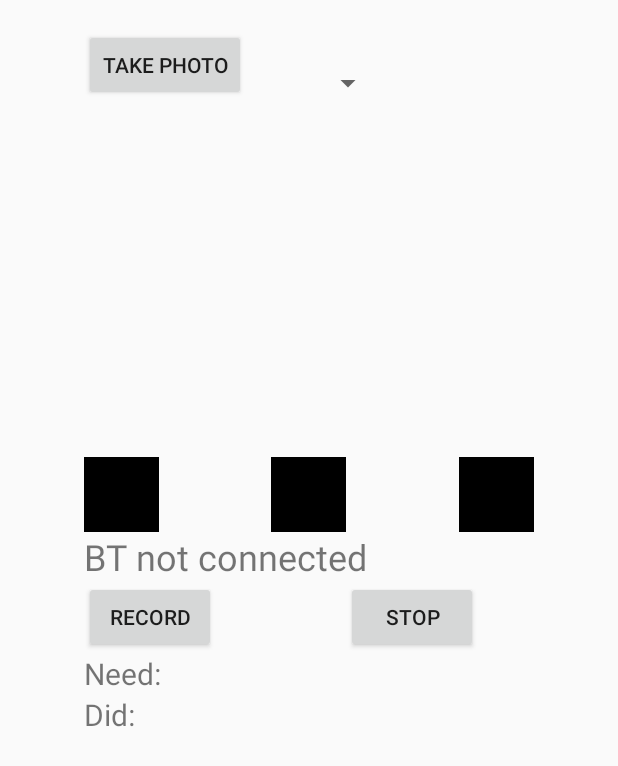
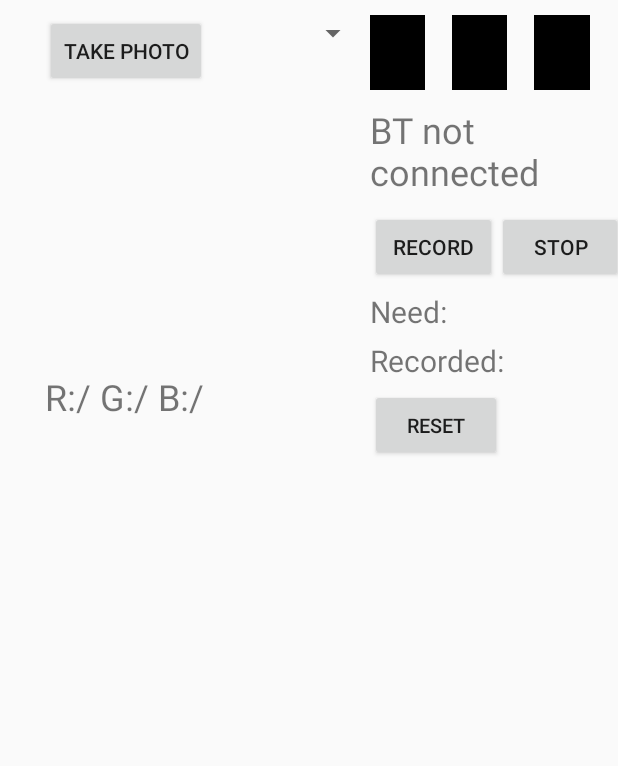
Before and after one commit to TingNgs/ColorPlayer, an Android app: the layout activity_main.xml on its own in the app's theme, with its tools: preview values and no code run, on a phone screen of 412 x 824 dp. Shown: the top 766 px of the screen. Run offline under Robolectric (Android 15) with nearby library versions, the phone set to English and light mode, and no system bars.

Commit message:
UI modify Add reset button

```diff
--- a/CelesteFYP/app/src/main/java/com/example/celestefyp/celestefyp/MainActivity.java
+++ b/CelesteFYP/app/src/main/java/com/example/celestefyp/celestefyp/MainActivity.java
@@ -6,6 +6,7 @@ import android.bluetooth.BluetoothDevice;
 import android.bluetooth.BluetoothSocket;
 import android.content.Context;
 import android.content.Intent;
+import android.content.pm.ActivityInfo;
 import android.content.pm.PackageManager;
 import android.database.Cursor;
 import android.graphics.Bitmap;
@@ -60,10 +61,11 @@ public class MainActivity extends AppCompatActivity {
     int soundValue0=0,soundValue1=0,soundValue2=0;
     boolean soundPlayer = true;
     boolean deviceConnected = false;
-    ImageView iv_image, iv_color, iv_color0, iv_color1, iv_color2;
+    boolean resetting = false;
+    ImageView iv_image, iv_color,iv_color0, iv_color1, iv_color2;
     TextView tv_color ,tv_fre_need,tv_fre_did;
     TextView tv_colorRGB;
-    Button b_photo,record,stop;
+    Button b_photo,record,stop,reset;
     Spinner s_box;
     private final int requestCode = 20;
     SevenColor sc = new SevenColor();
@@ -81,14 +83,13 @@ public class MainActivity extends AppCompatActivity {
     private int bufferSize=0;
     private AudioRecord mAudioRecord;
 
-
     @Override
     protected void onCreate(Bundle savedInstanceState) {
+        this.setRequestedOrientation(ActivityInfo.SCREEN_ORIENTATION_SENSOR_LANDSCAPE);
         super.onCreate(savedInstanceState);
         setContentView(R.layout.activity_main);
-
+        soundValue0=0;soundValue1=0;soundValue2=0;
         iv_image = (ImageView) findViewById(R.id.iv_image);
-        iv_color = (ImageView) findViewById(R.id.iv_color0);
         iv_color0 = (ImageView) findViewById(R.id.iv_color0);
         iv_color1 = (ImageView) findViewById(R.id.iv_color1);
         iv_color2 = (ImageView) findViewById(R.id.iv_color2);
@@ -96,17 +97,17 @@ public class MainActivity extends AppCompatActivity {
         tv_fre_need = (TextView) findViewById(R.id.tv_Fre_need);
         tv_fre_did = (TextView) findViewById(R.id.tv_Fre_did);
         tv_colorRGB = (TextView) findViewById(R.id.tv_colorRGB);
-        //b_pick = (Button) findViewById(R.id.b_pick);
         b_photo = (Button) findViewById(R.id.b_photo);
         s_box = (Spinner) findViewById(R.id.s_box);
         record = (Button) findViewById(R.id.record_button);
+        reset = (Button) findViewById(R.id.reset);
         stop = (Button) findViewById(R.id.stop_button);
-
         stop.setEnabled(false);
 
         record.setOnClickListener(new View.OnClickListener() {
             @Override
             public void onClick(View v) {
+                if(resetting) return;
                 record.setEnabled(false);
                 stop.setEnabled(true);
                 startRecord();
@@ -116,6 +117,7 @@ public class MainActivity extends AppCompatActivity {
         stop.setOnClickListener(new View.OnClickListener() {
             @Override
             public void onClick(View v) {
+                if(resetting) return;
                 stopRecording();
                 frequencyAnalyse();
                 record.setEnabled(true);
@@ -127,6 +129,7 @@ public class MainActivity extends AppCompatActivity {
         iv_color0.setOnClickListener(new View.OnClickListener(){
             @Override
             public void onClick(View view) {
+                if(resetting) return;
                 String colorName = sc.getColorName(soundValue0);
                 tv_color.setText(colorName);
                 int temp_fre =  sc.getColorFre(soundValue0);
@@ -142,6 +145,7 @@ public class MainActivity extends AppCompatActivity {
         iv_color1.setOnClickListener(new View.OnClickListener(){
             @Override
             public void onClick(View view) {
+                if(resetting) return;
                 String colorName = sc.getColorName(soundValue1);
                 tv_color.setText(colorName);
                 int temp_fre =  sc.getColorFre(soundValue1);
@@ -157,6 +161,7 @@ public class MainActivity extends AppCompatActivity {
         iv_color2.setOnClickListener(new View.OnClickListener(){
             @Override
             public void onClick(View view) {
+                if(resetting) return;
                 String colorName = sc.getColorName(soundValue2);
                 tv_color.setText(colorName);
                 int temp_fre =  sc.getColorFre(soundValue2);
@@ -173,12 +178,74 @@ public class MainActivity extends AppCompatActivity {
         b_photo.setOnClickListener(new View.OnClickListener(){
             @Override
             public void onClick(View view) {
+                if(resetting) return;
                 Intent photoCaptureIntent = new Intent(MediaStore.ACTION_IMAGE_CAPTURE);
                 startActivityForResult(photoCaptureIntent,requestCode);
 
             }
         });
 
+        reset.setOnClickListener(new View.OnClickListener() {
+            @Override
+            public void onClick(View v) {
+                resetting = true;
+                tv_color.setText("Resetting");
+                iv_image.setImageBitmap(null);
+                iv_color0.setBackgroundColor(Color.parseColor("#000000"));
+                iv_color1.setBackgroundColor(Color.parseColor("#000000"));
+                iv_color2.setBackgroundColor(Color.parseColor("#000000"));
+                stop.setEnabled(false);
+                record.setEnabled(true);
+                tv_fre_need.setText("Need:");
+                tv_fre_did.setText("Recorded:");
+                tv_colorRGB.setText("R:/ G:/ B:/");
+                s_box.setSelection(0);
+                if(BTinit()) {
+                    if (BTconnect()) {
+                        tv_color.setText("BT connected");
+                        deviceConnected = true;
+                    }
+                }
+                if(!(tv_color.getText().toString().equals("BT connected")))tv_color.setText("BT not connected");
+                resetting = false;
+            }
+        });
+
+        iv_image.setOnTouchListener(new View.OnTouchListener() {
+            @Override
+            public boolean onTouch(View v, MotionEvent event) {
+                if(resetting)  return true;
+                if (!(iv_image.getDrawable() == null)) {
+                    if (iv_image.getDrawingCache() != null) {
+                        bitmap.recycle();
+                        bitmap = null;
+                    }
+                    iv_image.setDrawingCacheEnabled(true);
+                    iv_image.setDrawingCacheEnabled(true);
+                    iv_image.buildDrawingCache();
+                    bitmap = Bitmap.createBitmap(iv_image.getDrawingCache());
+                    iv_image.setDrawingCacheEnabled(false);
+                    int touchX = (int) event.getX();
+                    int touchY = (int) event.getY();
+                    if (touchX > 0 && touchY > 0 && touchX < bitmap.getWidth() && touchY < bitmap.getHeight()) {
+                        int pixelColor = bitmap.getPixel(touchX, touchY);
+
+                        int A = Color.alpha(pixelColor);
+                        int R = Color.red(pixelColor);
+                        int G = Color.green(pixelColor);
+                        int B = Color.blue(pixelColor);
+                        tv_colorRGB.setText("R:"+R+" G:"+G+" B:"+B);
+                        int tempColor = sc.getSevenColor(pixelColor);
+                        int finalColor = sc.getColorValue(tempColor);
+
+                        updateBoxChose(tempColor);
+                        iv_color.setBackgroundColor(finalColor);
+                    }
+                }
+                return true;
+            }
+
+        });
         ArrayAdapter<CharSequence> boxList = ArrayAdapter.createFromResource(MainActivity.this,
                 R.array.ChooseBox,
                 android.R.layout.simple_spinner_dropdown_item);
@@ -337,11 +404,11 @@ public class MainActivity extends AppCompatActivity {
     }
     @Override
     protected void onActivityResult(int requestCode, int resultCode, Intent data) {
-        //super.onActivityResult(requestCode, resultCode, data);
+        super.onActivityResult(requestCode, resultCode, data);
         if(this.requestCode == requestCode && resultCode == RESULT_OK){
-            Bitmap bitmap = (Bitmap)data.getExtras().get("data");
+            bitmap = (Bitmap)data.getExtras().get("data");
             iv_image.setImageBitmap(bitmap);
-            if (!(iv_image.getDrawable() == null)) {
+            /*if (!(iv_image.getDrawable() == null)) {
                 if (iv_image.getDrawingCache() != null) {
                     bitmap.recycle();
                     bitmap = null;
@@ -367,7 +434,7 @@ public class MainActivity extends AppCompatActivity {
                     updateBoxChose(tempColor);
                     iv_color.setBackgroundColor(finalColor);
                 }
-            }
+            }*/
         }
         if (requestCode == RESULT_LOAD_IMAGE && resultCode == RESULT_OK && null != data) {
             Uri selectedImage = data.getData();
@@ -472,7 +539,7 @@ public class MainActivity extends AppCompatActivity {
 
             //FFT分析得到频率
             int frequence = (int)FFT.GetFrequency(data);
-            tv_fre_did.setText("Did:"+String.valueOf(frequence));
+            tv_fre_did.setText("Recorded:"+String.valueOf(frequence));
             int RESOLUTION = 100; //Hz，误差
             if(Math.abs(frequence - FREQUENCY)<RESOLUTION){
                 //测试通过
--- a/CelesteFYP/app/src/main/res/layout/activity_main.xml
+++ b/CelesteFYP/app/src/main/res/layout/activity_main.xml
@@ -1,143 +1,153 @@
 <?xml version="1.0" encoding="utf-8"?>
-<android.support.constraint.ConstraintLayout xmlns:android="http://schemas.android.com/apk/res/android"
+<LinearLayout xmlns:android="http://schemas.android.com/apk/res/android"
     xmlns:app="http://schemas.android.com/apk/res-auto"
     xmlns:tools="http://schemas.android.com/tools"
     android:layout_width="match_parent"
     android:layout_height="match_parent"
-    android:screenOrientation="portrait"
+    android:screenOrientation="landscape"
     tools:context="com.example.celestefyp.celestefyp.MainActivity">
 
-    <RelativeLayout
+
+        <LinearLayout
+            android:layout_width="0dp"
+            android:layout_weight="3"
+            android:layout_height="wrap_content"
+            android:orientation="vertical">
+                <LinearLayout
                     android:layout_width="match_parent"
-        android:layout_height="match_parent"
-        tools:layout_editor_absoluteX="0dp"
-        tools:layout_editor_absoluteY="0dp">
+                    android:layout_height="wrap_content"
+                    android:layout_marginTop="10dp"
+                    android:orientation="horizontal">
+                        <Button
+                            android:layout_marginLeft="30dp"
+                            android:id="@+id/b_photo"
+                            android:layout_width="wrap_content"
+                            android:layout_height="wrap_content"
+                            android:text="Take Photo"
+                             />
 
                         <Spinner
                             android:id="@+id/s_box"
                             android:layout_width="wrap_content"
                             android:layout_height="wrap_content"
-            android:layout_alignBottom="@+id/b_photo"
-            android:layout_alignLeft="@+id/iv_color1"
-            android:layout_alignStart="@+id/iv_color1"
-            android:layout_marginLeft="27dp"
-            android:layout_marginStart="27dp"></Spinner>
-
-        <Button
-            android:id="@+id/b_photo"
-            android:layout_width="wrap_content"
-            android:layout_height="wrap_content"
-            android:layout_alignLeft="@+id/iv_image"
-            android:layout_alignParentTop="true"
-            android:layout_alignStart="@+id/iv_image"
-            android:layout_marginTop="19dp"
-            android:text="Take Photo"
-            tools:layout_editor_absoluteX="16dp"
-            tools:layout_editor_absoluteY="0dp" />
+                            android:layout_marginLeft="60dp"></Spinner>
+                </LinearLayout>
 
 
                 <ImageView
                     android:id="@+id/iv_image"
-            android:layout_width="300dp"
-            android:layout_height="200dp"
-            android:layout_below="@+id/b_photo"
-            android:layout_centerHorizontal="true"
-            android:layout_marginTop="12dp"
-            tools:layout_editor_absoluteX="42dp"
-            tools:layout_editor_absoluteY="55dp" />
+                    android:layout_width="match_parent"
+                    android:layout_height="180dp"
+                    android:layout_marginTop="10dp"
+                    android:layout_marginLeft="30dp"
+                    android:layout_marginRight="30dp"/>
 
                 <TextView
                     android:id="@+id/tv_colorRGB"
                     android:layout_width="wrap_content"
                     android:layout_height="wrap_content"
-            android:layout_alignLeft="@+id/iv_image"
-            android:layout_alignParentBottom="true"
-            android:layout_alignStart="@+id/iv_image"
-            android:text=""
+                    android:layout_marginLeft="30dp"
+                    android:text="R:/ G:/ B:/"
                     android:textSize="24dp" />
 
+
+        </LinearLayout>
+
+        <LinearLayout
+            android:layout_weight="2"
+            android:layout_width="0dp"
+            android:layout_height="wrap_content"
+            android:orientation="vertical">
+            <LinearLayout
+                android:layout_marginTop="10dp"
+            android:layout_width="match_parent"
+            android:layout_height="wrap_content">
+                <ImageView
+                    android:id="@+id/iv_color0"
+                    android:layout_width="0dp"
+                    android:layout_height="50dp"
+                    android:layout_marginRight="0dp"
+                    android:layout_weight="4"
+                    android:background="@android:color/black" />
+                <View
+                    android:layout_width="0dp"
+                    android:layout_height="0dp"
+                    android:layout_weight="2"
+                    android:visibility="invisible"/>
+                <ImageView
+                    android:id="@+id/iv_color1"
+                    android:layout_width="0dp"
+                    android:layout_height="50dp"
+                    android:layout_weight="4"
+                    android:background="@android:color/black" />
+                <View
+                    android:layout_width="0dp"
+                    android:layout_height="0dp"
+                    android:layout_weight="2"
+                    android:visibility="invisible"/>
+
+                <ImageView
+                    android:id="@+id/iv_color2"
+                    android:background="@android:color/black"
+                    android:layout_width="0dp"
+                    android:layout_weight="4"
+                    android:layout_height="50dp"/>
+                <View
+                    android:layout_width="0dp"
+                    android:layout_height="0dp"
+                    android:layout_weight="2"
+                    android:visibility="invisible"/>
+        </LinearLayout>
                 <TextView
                     android:id="@+id/tv_color"
                     android:layout_width="wrap_content"
                     android:layout_height="wrap_content"
-            android:layout_alignLeft="@+id/iv_color0"
-            android:layout_alignStart="@+id/iv_color0"
-            android:layout_below="@+id/iv_color0"
+                    android:layout_marginTop="10dp"
                     android:text="BT not connected"
                     android:textSize="24dp" />
-
-        <ImageView
-            android:id="@+id/iv_color0"
-            android:layout_width="50dp"
-            android:layout_height="50dp"
-            android:layout_alignLeft="@+id/iv_image"
-            android:layout_alignStart="@+id/iv_image"
-            android:layout_below="@+id/iv_image"
-            android:layout_marginTop="25dp"
-            android:background="@android:color/black"
-            tools:layout_editor_absoluteX="98dp"
-            tools:layout_editor_absoluteY="372dp" />
-
-        <ImageView
-            android:id="@+id/iv_color1"
-            android:layout_width="50dp"
-            android:layout_height="50dp"
-            android:layout_alignTop="@+id/iv_color2"
-            android:layout_centerHorizontal="true"
-            android:background="@android:color/black"
-            tools:layout_editor_absoluteX="98dp"
-            tools:layout_editor_absoluteY="372dp" />
-
-
-        <ImageView
-            android:id="@+id/iv_color2"
-            android:layout_width="50dp"
-            android:layout_height="50dp"
-            android:layout_alignEnd="@+id/iv_image"
-            android:layout_alignRight="@+id/iv_image"
-            android:layout_alignTop="@+id/iv_color0"
-            android:background="@android:color/black"
-            tools:layout_editor_absoluteX="98dp"
-            tools:layout_editor_absoluteY="372dp" />
-
+            <LinearLayout
+                android:layout_width="match_parent"
+                android:layout_height="wrap_content"
+                android:layout_marginTop="10dp">
                 <Button
                     android:id="@+id/record_button"
                     android:layout_width="wrap_content"
                     android:layout_height="wrap_content"
-            android:layout_alignLeft="@+id/tv_color"
-            android:layout_alignStart="@+id/tv_color"
-            android:layout_below="@+id/tv_color"
+                    android:layout_weight="2"
                     android:text="Record" />
-
+                <View
+                    android:layout_width="0dp"
+                    android:layout_height="0dp"
+                    android:layout_weight="2"
+                    android:visibility="invisible"/>
                 <Button
                     android:id="@+id/stop_button"
                     android:layout_width="wrap_content"
                     android:layout_height="wrap_content"
-            android:layout_below="@+id/tv_color"
-            android:layout_toEndOf="@+id/iv_color1"
-            android:layout_toRightOf="@+id/iv_color1"
+                    android:layout_weight="2"
                     android:text="Stop" />
 
+            </LinearLayout>
                 <TextView
                 android:id="@+id/tv_Fre_need"
                 android:layout_width="wrap_content"
                 android:layout_height="wrap_content"
-            android:layout_below="@+id/stop_button"
-            android:layout_toEndOf="@+id/tv_colorRGB"
-            android:layout_toRightOf="@+id/tv_colorRGB"
+                android:layout_marginTop="5dp"
                 android:text="Need:"
                 android:textSize="20dp" />
-
                 <TextView
                     android:id="@+id/tv_Fre_did"
                     android:layout_width="wrap_content"
                     android:layout_height="wrap_content"
-            android:layout_below="@+id/tv_Fre_need"
-            android:layout_toEndOf="@+id/tv_colorRGB"
-            android:layout_toRightOf="@+id/tv_colorRGB"
-            android:text="Did:"
+                    android:layout_marginVertical="5dp"
+                    android:text="Recorded:"
                     android:textSize="20dp" />
-    </RelativeLayout>
 
-
-</android.support.constraint.ConstraintLayout>
+                <Button
+                    android:id="@+id/reset"
+                    android:layout_width="wrap_content"
+                    android:layout_height="wrap_content"
+                    android:textSize="20px"
+                    android:text="reset"/>
+        </LinearLayout>
+</LinearLayout>
```
Lines whose indentation alone changed are shown as unchanged.
